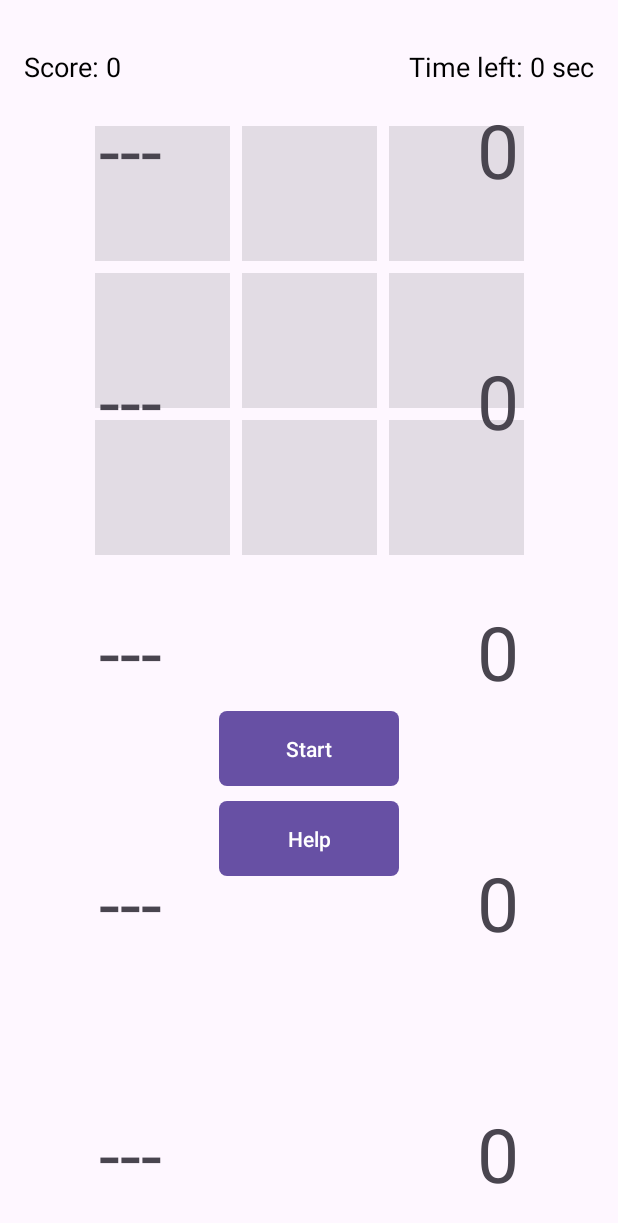
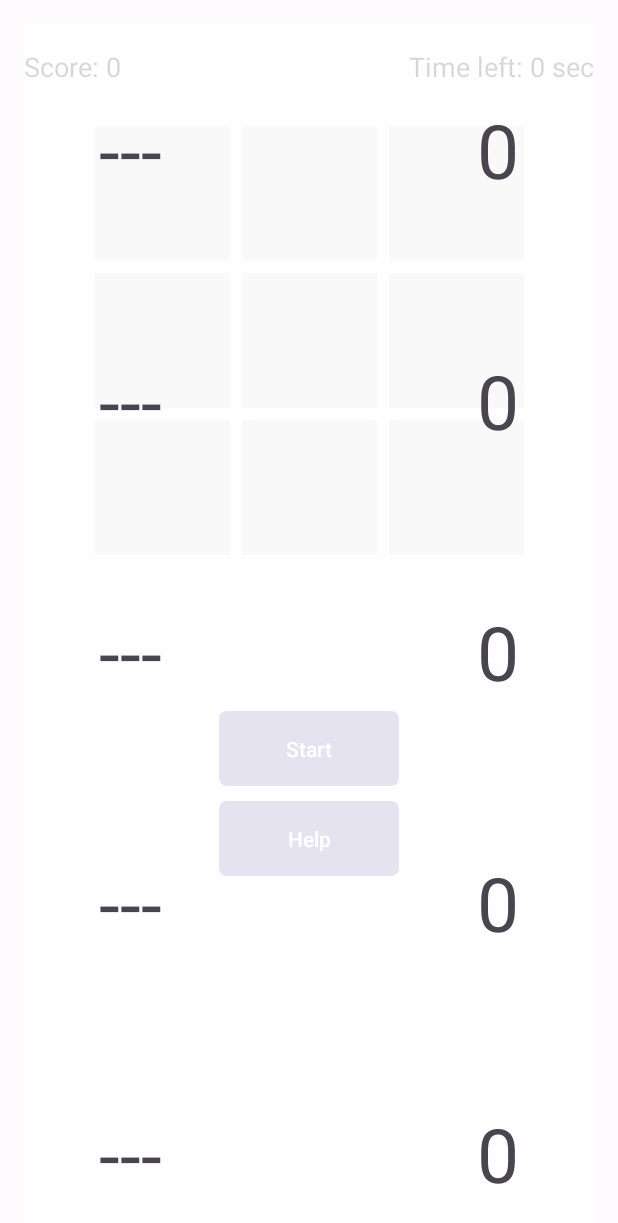
Before and after one commit to Kob3Payn3/CSCI3660Project, an Android app: the fragment ScoreboardFragment placed in its activity, on a phone screen of 412 x 824 dp. Shown: the top 1223 px of the screen. Run offline under Robolectric (Android 15) with nearby library versions, the phone set to English and light mode, and no system bars.

Commit message:
ScoreboardFragment style update. Included transparent white background.

```diff
--- a/app/src/main/res/layout/fragment_scoreboard.xml
+++ b/app/src/main/res/layout/fragment_scoreboard.xml
@@ -6,6 +6,7 @@
     android:layout_width="match_parent"
     android:layout_height="wrap_content"
     android:orientation="vertical"
+    style="@style/scoreboard"
     tools:context=".ScoreboardFragment">
 
     <androidx.recyclerview.widget.RecyclerView
@@ -24,9 +25,10 @@
         app:layout_constraintTop_toTopOf="parent"
         app:layout_constraintLeft_toRightOf="parent"
         app:layout_constraintRight_toLeftOf="@+id/player_score"
+        android:gravity="start"
         android:layout_width="match_parent"
         android:layout_height="wrap_content"
-        style='@style/scoreboard'
+        style='@style/scoreboard_text'
         tools:text="player_names"/>
 
     <TextView
@@ -37,7 +39,7 @@
         android:gravity="end"
         android:layout_width="match_parent"
         android:layout_height="wrap_content"
-        style="@style/scoreboard"
+        style="@style/scoreboard_text"
         tools:text="player_scores" />
 
 </androidx.constraintlayout.widget.ConstraintLayout>
--- a/app/src/main/res/values/colors.xml
+++ b/app/src/main/res/values/colors.xml
@@ -2,4 +2,5 @@
 <resources>
     <color name="black">#FF000000</color>
     <color name="white">#FFFFFFFF</color>
+    <color name="transparent_white">#99FFFFFF</color>
 </resources>
--- a/app/src/main/res/values/strings.xml
+++ b/app/src/main/res/values/strings.xml
@@ -10,6 +10,9 @@
         1: Hit the moles when they pop out of their holes
         \n2: Hit them all before the timer runs out
         \n3: Try to get the highest score!\n</string>
+
+    <!-- Scoreboard Headers -->
+    <string name="scoreboard_header">Scoreboard</string>
 
     <!-- Scoreboard Arrays -->
     <string-array name="player_names">
@@ -37,6 +40,5 @@
         <item>0</item>
         <item>0</item>
     </integer-array>
-    <!-- TODO: Remove or change this placeholder text -->
-    <string name="hello_blank_fragment">Hello blank fragment</string>
+
 </resources>
--- a/app/src/main/res/values/themes.xml
+++ b/app/src/main/res/values/themes.xml
@@ -20,6 +20,10 @@
     </style>
 
     <style name="scoreboard">
+        <item name="android:background">@color/transparent_white</item>
+    </style>
+
+    <style name="scoreboard_text">
         <item name="android:textSize">50sp</item>
         <item name="android:padding">50sp</item>
     </style>
```
